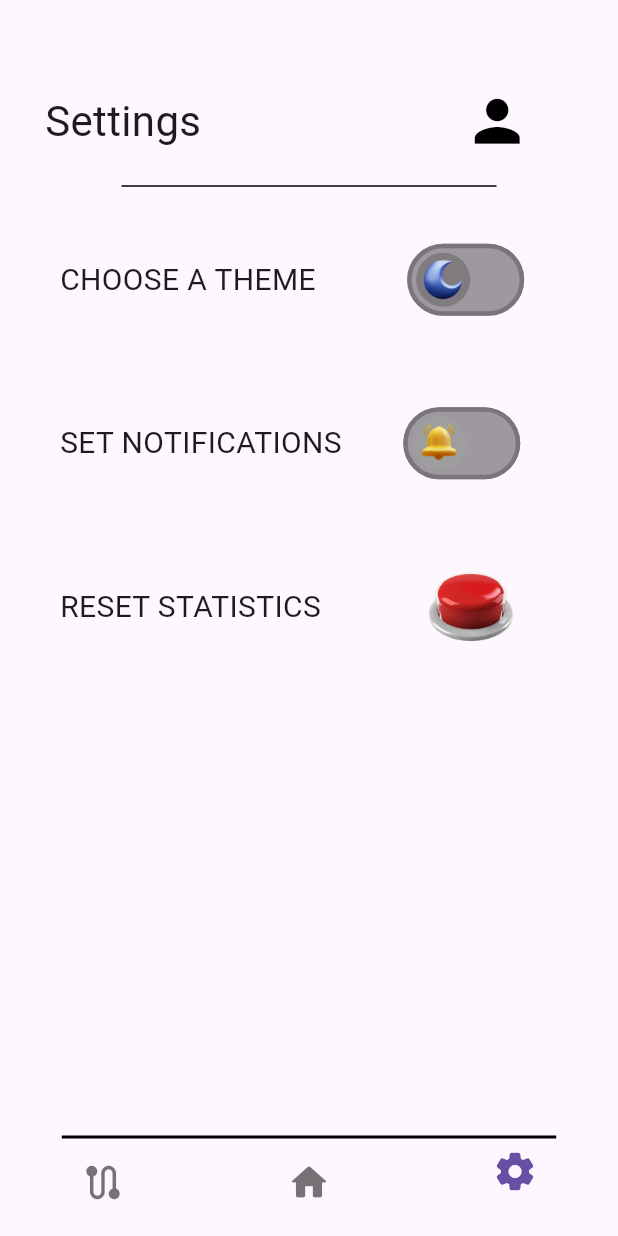
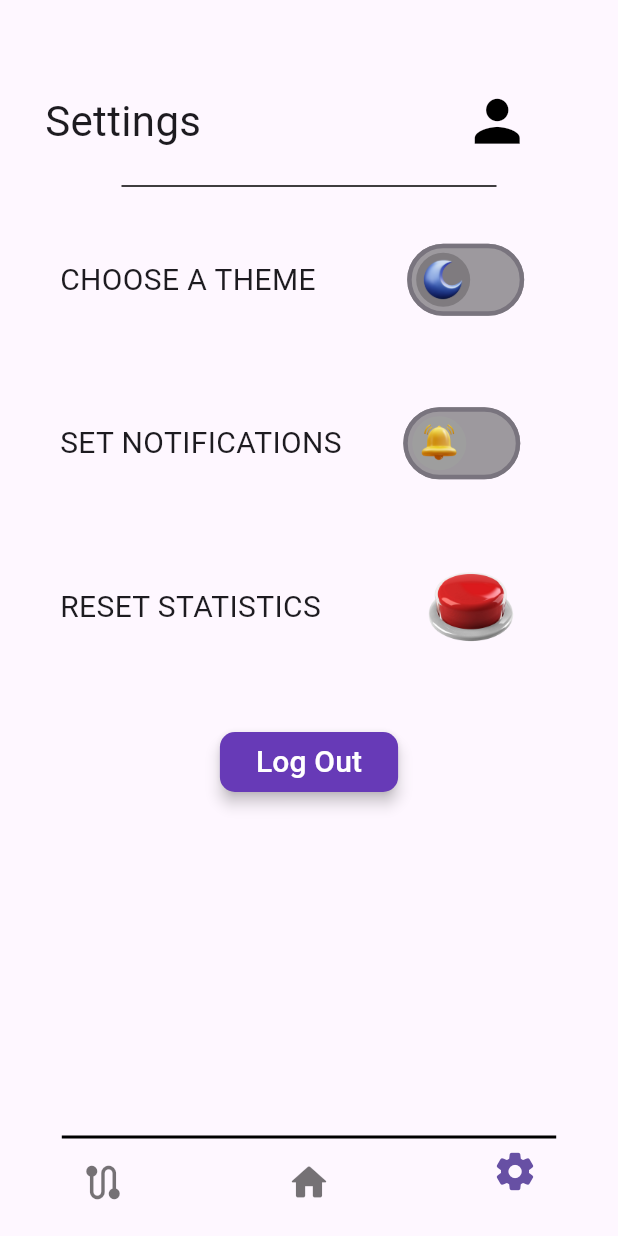
Before and after one commit to bugrahankaramollaoglu/rota_portali, a Flutter app: the screen it shows once a user with an empty profile is signed in, item 3 of the bottom bar chosen, on a phone screen of 412 x 824 dp. Run offline on Flutter 3.47's test engine with Material 3 defaults, Android fonts, the phone set to English and light mode, and no system bars; our stand-ins replace cloud_firestore, dio, firebase_auth, firebase_core, fluttertoast, getwidget and 5 more; missing offline and left inert: flutter_polyline_points; accounts and stored records are empty.

Commit message:
ok. will try to combine two

```diff
--- a/lib/pages/sub_pages/settings_screen.dart
+++ b/lib/pages/sub_pages/settings_screen.dart
@@ -133,7 +133,7 @@ class _Settings_ScreenState extends State<Settings_Screen> {
                     ),
                   ],
                 ),
-                SizedBox(height: 280),
+                // SizedBox(height: 200),
                 _logoutButton(),
               ],
             ),
```
